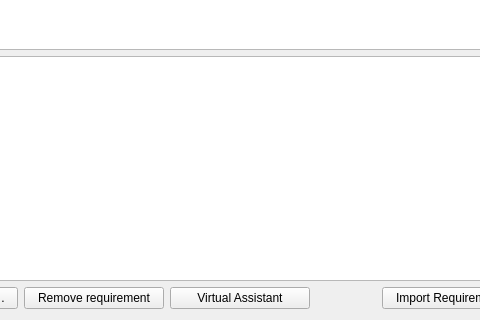
This is tastewidgets/requirements/requirementswidget.ui in esa/TasteQtWidgets as Qt 5 draws it before an edit; both pictures show x 131 to 611 and y 242 to 562 of the 956 by 562 pixel window. The edited form follows.
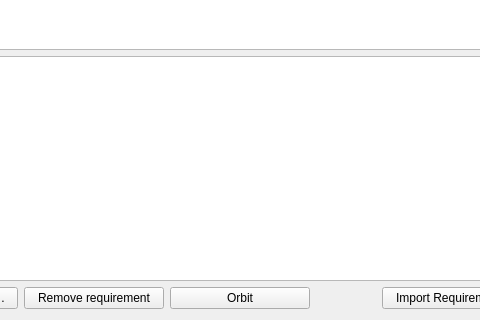
This is the edited form.

Commit message: Replace the Virtual Assistant with the Orbit chatbot

Patch:
```diff
--- a/tastewidgets/requirements/requirementswidget.ui
+++ b/tastewidgets/requirements/requirementswidget.ui
@@ -173,7 +173,7 @@
         </size>
        </property>
        <property name="text">
-        <string>Virtual Assistant</string>
+        <string>Orbit</string>
        </property>
       </widget>
      </item>
```
The commit also changes 63 other files.
